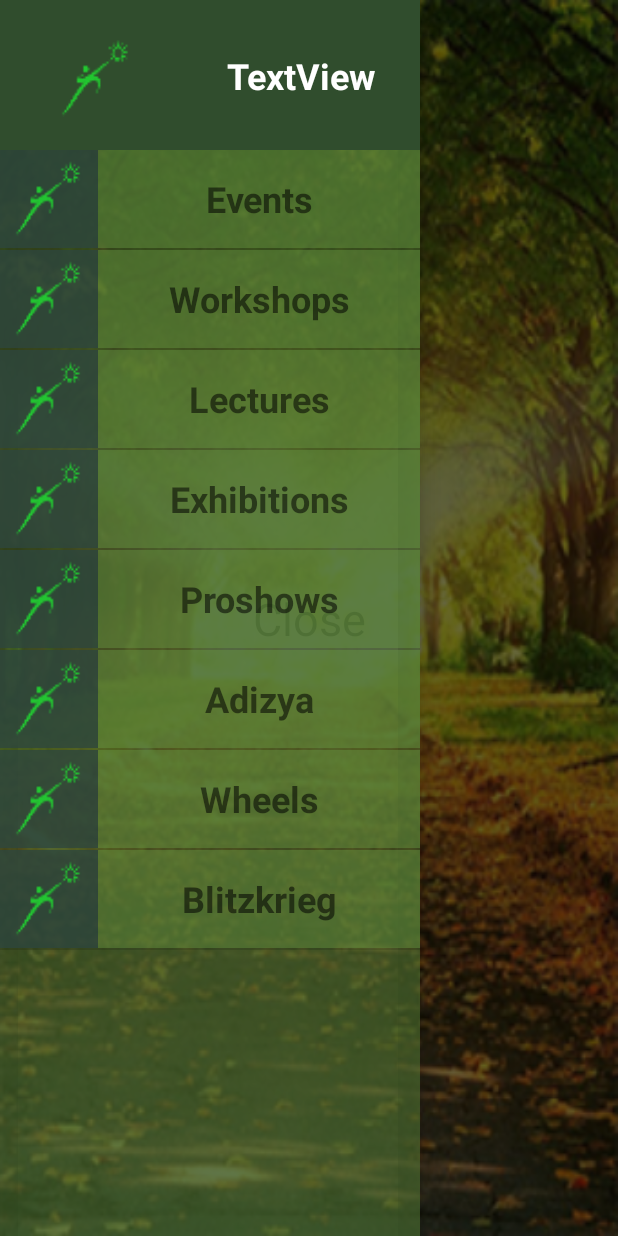
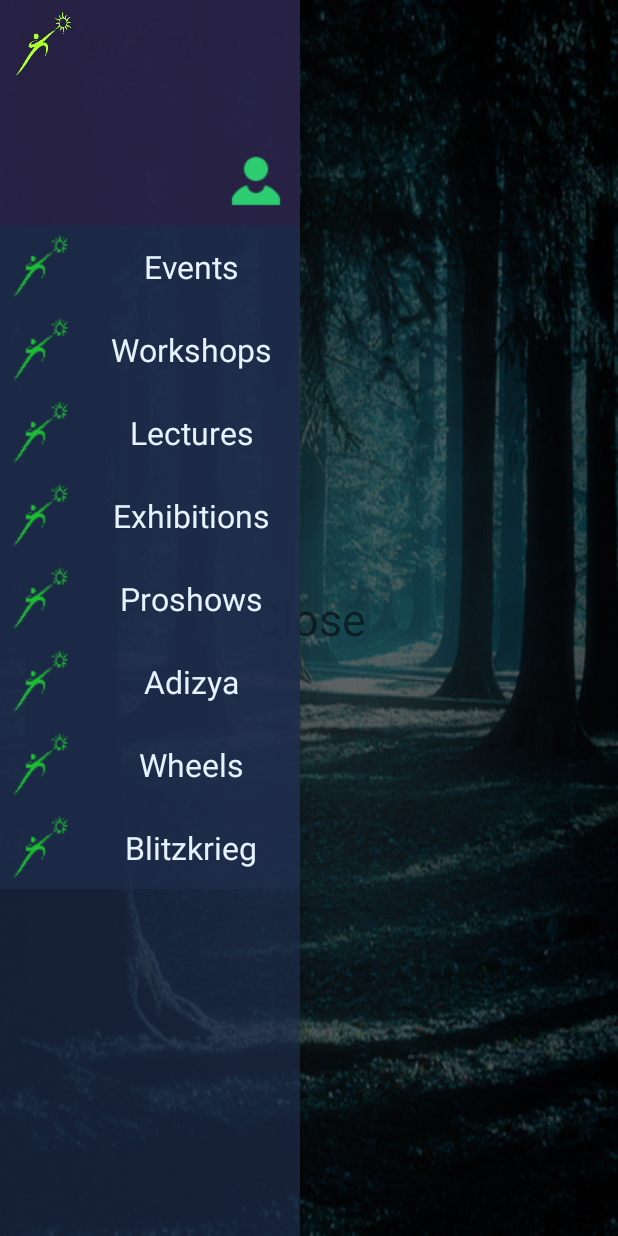
Before and after one commit to HusniMubarack/T17, an Android app: the screen it shows after launch (MainActivity), with the side drawer open, on a phone screen of 412 x 824 dp. Run offline under Robolectric (Android 15) with nearby library versions, the phone set to English and light mode, and no system bars.

Commit message:
drawer width 200dp

```diff
--- a/app/src/main/res/layout/activity_main.xml
+++ b/app/src/main/res/layout/activity_main.xml
@@ -11,7 +11,7 @@
     <android.support.constraint.ConstraintLayout
         android:layout_width="match_parent"
         android:layout_height="match_parent"
-        android:background="@drawable/main_bg"
+        android:background="@drawable/temp_background"
         android:orientation="vertical">
 
         <include
@@ -37,7 +37,7 @@
     </android.support.constraint.ConstraintLayout>
 
     <android.support.design.widget.NavigationView
-        android:layout_width="wrap_content"
+        android:layout_width="200dp"
         android:layout_height="match_parent"
         android:layout_gravity="start"
         android:id="@+id/navigation"
@@ -56,7 +56,8 @@
                 android:layout_width="match_parent"
                 android:layout_height="0dp"
                 android:id="@+id/drawer_list"
-                android:layout_weight="1"/>
+                android:layout_weight="1"
+                android:divider="@null"/>
         </LinearLayout>
     </android.support.design.widget.NavigationView>
 
--- a/app/src/main/res/layout/drawer_listitem.xml
+++ b/app/src/main/res/layout/drawer_listitem.xml
@@ -2,17 +2,16 @@
 <LinearLayout xmlns:android="http://schemas.android.com/apk/res/android"
     android:orientation="horizontal"
     android:layout_width="match_parent"
-    android:layout_height="65dp"
+    android:layout_height="55dp"
     android:background="@color/navBody"
     android:id="@+id/list_itemLayout"
     xmlns:tools="http://schemas.android.com/tools"
     >
 
     <ImageView
-        android:layout_width="65dp"
-        android:layout_height="65dp"
+        android:layout_width="55dp"
+        android:layout_height="55dp"
         android:id="@+id/item_icon"
-        android:background="@color/navItemImageColor"
         tools:src="@drawable/tathva_man"
         />
 
@@ -20,8 +19,10 @@
         android:layout_width="match_parent"
         android:layout_height="match_parent"
         android:gravity="center"
-        android:textSize="24sp"
-        android:textStyle="bold"
+        android:textSize="21sp"
+        tools:text="husni"
+        android:textStyle=""
+        android:textColor="@color/navItemText"
         android:id="@+id/item_name"
         />
 </LinearLayout>
--- a/app/src/main/res/layout/nav_header.xml
+++ b/app/src/main/res/layout/nav_header.xml
@@ -1,49 +1,39 @@
 <?xml version="1.0" encoding="utf-8"?>
-<android.support.constraint.ConstraintLayout xmlns:android="http://schemas.android.com/apk/res/android"
+<RelativeLayout xmlns:android="http://schemas.android.com/apk/res/android"
     xmlns:app="http://schemas.android.com/apk/res-auto"
     xmlns:tools="http://schemas.android.com/tools"
     android:layout_width="match_parent"
-    android:layout_height="100dp"
+    android:layout_height="150dp"
     android:background="@color/navHeader"
-    android:orientation="vertical">
-
+    android:orientation="vertical"
+    android:padding="5dp">
+    <ImageView
+        android:id="@+id/nav_login_icon"
+        android:layout_width="wrap_content"
+        android:layout_height="wrap_content"
+        app:srcCompat="@drawable/login_icon"
+        android:layout_alignParentBottom="true"
+        android:layout_alignParentEnd="true" />
     <TextView
         android:id="@+id/drawerTitle"
         android:layout_width="wrap_content"
         android:layout_height="wrap_content"
-        android:layout_alignParentStart="true"
-        android:layout_alignParentTop="true"
-        android:layout_marginBottom="7dp"
-        android:layout_marginEnd="8dp"
-        android:layout_marginLeft="8dp"
-        android:layout_marginRight="8dp"
-        android:layout_marginStart="35dp"
-        android:layout_marginTop="8dp"
-        android:text="TextView"
+        android:text=""
         android:textColor="@android:color/background_light"
         android:textSize="24sp"
         android:textStyle="bold"
-        app:layout_constraintBottom_toBottomOf="parent"
-        app:layout_constraintHorizontal_bias="0.436"
-        app:layout_constraintLeft_toRightOf="@+id/imageView2"
-        app:layout_constraintRight_toRightOf="parent"
-        app:layout_constraintTop_toTopOf="parent"
-        tools:text="tathva '17" />
+        tools:text="Name"
+        android:layout_toLeftOf="@id/nav_login_icon"
+        android:layout_alignParentBottom="true"
+        android:layout_marginRight="5dp"
+        android:paddingBottom="3dp"
+        />
+
+
 
     <ImageView
-        android:id="@+id/imageView2"
-        android:layout_width="72dp"
-        android:layout_height="67dp"
-        android:layout_marginBottom="8dp"
-        android:layout_marginLeft="25dp"
-        android:layout_marginRight="8dp"
-        android:layout_marginStart="25dp"
-        android:layout_marginTop="16dp"
-        app:layout_constraintBottom_toBottomOf="parent"
-        app:layout_constraintHorizontal_bias="0.016"
-        app:layout_constraintLeft_toLeftOf="parent"
-        app:layout_constraintRight_toRightOf="parent"
-        app:layout_constraintTop_toTopOf="parent"
-        app:layout_constraintVertical_bias="0.3"
-        app:srcCompat="@drawable/tathva_man" />
-</android.support.constraint.ConstraintLayout>
+        android:id="@+id/drawer_tathva"
+        android:layout_width="wrap_content"
+        android:layout_height="wrap_content"
+        android:src="@mipmap/ic_tathva_man" />
+</RelativeLayout>
--- a/app/src/main/res/values/colors.xml
+++ b/app/src/main/res/values/colors.xml
@@ -1,11 +1,15 @@
 <?xml version="1.0" encoding="utf-8"?>
 <resources>
-    <color name="colorPrimary">#7fd993</color>
-    <color name="colorPrimaryDark">#309f55</color>
-    <color name="navHeader">#304d2d</color>
-    <color name="navBody">#805b863a</color>
-    <color name="navItemColor">#adcfa6</color>
-    <color name="colorAccent">#FF4081</color>
+    <color name="colorPrimary">#27245e</color>
+    <color name="colorPrimaryDark">#0d1431</color>
+
+    <color name="navHeader">#bf2c2248</color>
+
+    <color name="navBody">#b01f2e4e</color>
+    <color name="navItemText">#e7f2ff</color>
+
+
+    <color name="colorAccent">#e71a60</color>
     <color name="textColorPrimary">#f2f2f5</color>
     <color name="navItemImageColor">#9d1e303d</color>
 </resources>
```
Also changed, not shown: app/src/main/res/drawable/login_icon.png (added), app/src/main/res/drawable/temp_background.jpg (added).
